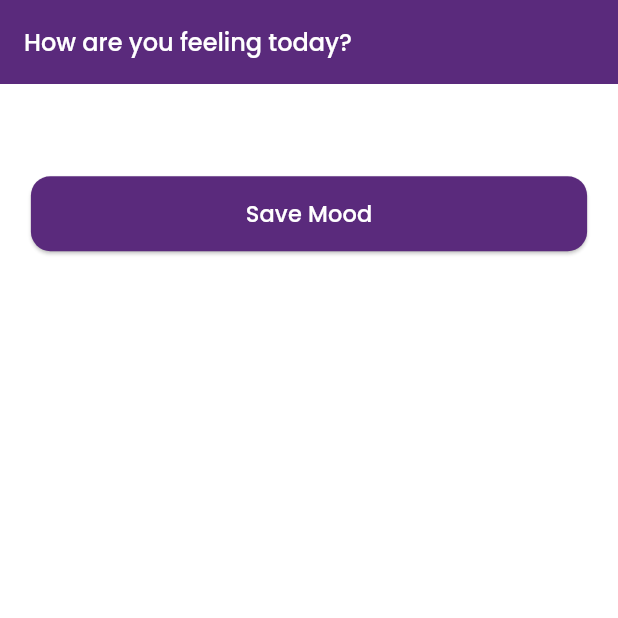
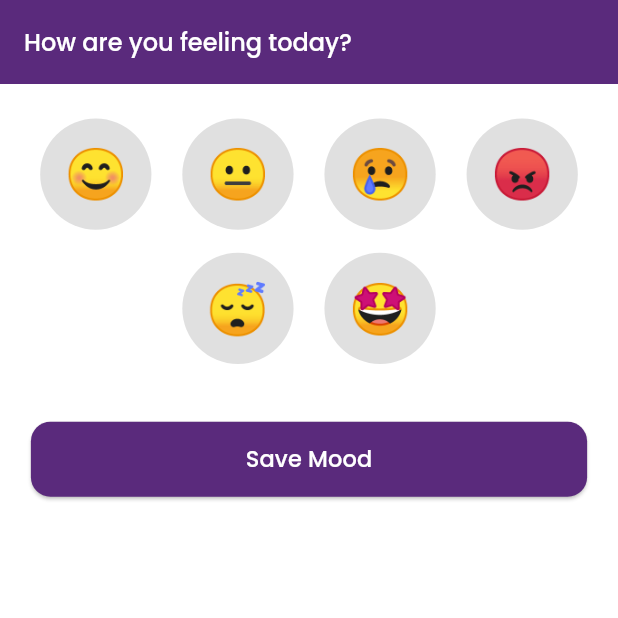
Before and after one commit to Waqas0321/Personal-AI-Life-Assistant, a Flutter app: the MoodScreen screen opened directly, on a phone screen of 412 x 824 dp, the top half of it. Run offline on Flutter 3.47's test engine with Material 3 defaults, Android fonts, the phone set to English and light mode, and no system bars; our stand-ins replace cloud_firestore, firebase_auth, firebase_core, firebase_storage, fluttertoast, gap and 7 more; accounts and stored records are empty.

```diff
--- a/lib/faetures/mood/view/mood_screen.dart
+++ b/lib/faetures/mood/view/mood_screen.dart
@@ -27,7 +27,47 @@ class MoodScreen extends StatelessWidget {
             child: Column(
               crossAxisAlignment: CrossAxisAlignment.center,
               children: [
-
+                Wrap(
+                  alignment: WrapAlignment.center,
+                  spacing: constraints.maxWidth * 0.05,
+                  runSpacing: constraints.maxHeight * 0.02,
+                  children: controller.moods.map((mood) {
+                    return Obx(
+                          () => GestureDetector(
+                        onTap: () {
+                          controller.selectMood(mood['label']);
+                        },
+                        child: Container(
+                          width: constraints.maxWidth * 0.18,
+                          height: constraints.maxWidth * 0.18,
+                          decoration: BoxDecoration(
+                            color: controller.selectedMood.value == mood['label']
+                                ? AppColors.primary
+                                : Colors.grey[300],
+                            shape: BoxShape.circle,
+                            boxShadow: controller.selectedMood.value == mood['label']
+                                ? [
+                              BoxShadow(
+                                color: AppColors.primary.withOpacity(0.4),
+                                blurRadius: 8,
+                                spreadRadius: 2,
+                              ),
+                            ]
+                                : [],
+                          ),
+                          child: Center(
+                            child: Text(
+                              mood['emoji'],
+                              style: TextStyle(
+                                fontSize: constraints.maxWidth * 0.08,
+                              ),
+                            ),
+                          ),
+                        ),
+                      ),
+                    );
+                  }).toList(),
+                ),
                 SizedBox(height: constraints.maxHeight * 0.05),
                 SizedBox(
                   width: double.infinity,
```
Also changed, not shown: lib/faetures/schedule/controllers/schedule_controller.dart (+44 -13 lines), lib/faetures/schedule/view/schedule_screen.dart (+80 -3 lines).
